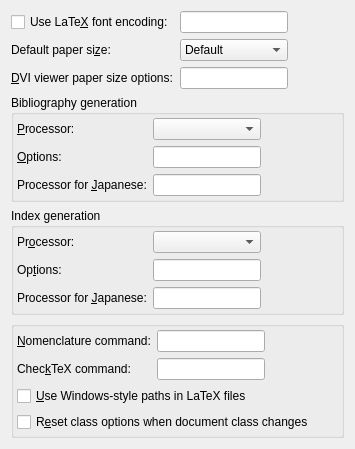
Old version of the form src/frontends/qt4/ui/PrefLatexUi.ui in the repository cburschka/lyx.
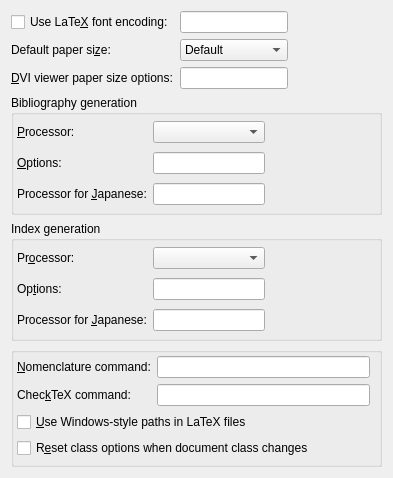
New version of the form.

Commit message: Make better use of the available space.

Patch:
```diff
--- a/src/frontends/qt4/ui/PrefLatexUi.ui
+++ b/src/frontends/qt4/ui/PrefLatexUi.ui
@@ -5,8 +5,8 @@
    <rect>
     <x>0</x>
     <y>0</y>
-    <width>355</width>
-    <height>402</height>
+    <width>393</width>
+    <height>478</height>
    </rect>
   </property>
   <property name="windowTitle">
@@ -320,19 +320,6 @@
         </property>
        </widget>
       </item>
-      <item row="1" column="2">
-       <spacer name="horizontalSpacer_3">
-        <property name="orientation">
-         <enum>Qt::Horizontal</enum>
-        </property>
-        <property name="sizeHint" stdset="0">
-         <size>
-          <width>51</width>
-          <height>20</height>
-         </size>
-        </property>
-       </spacer>
-      </item>
       <item row="2" column="0" colspan="2">
        <widget class="QCheckBox" name="pathCB">
         <property name="enabled">
```
Left out of the diff: 3 changed lines with no effect on the pictures.
